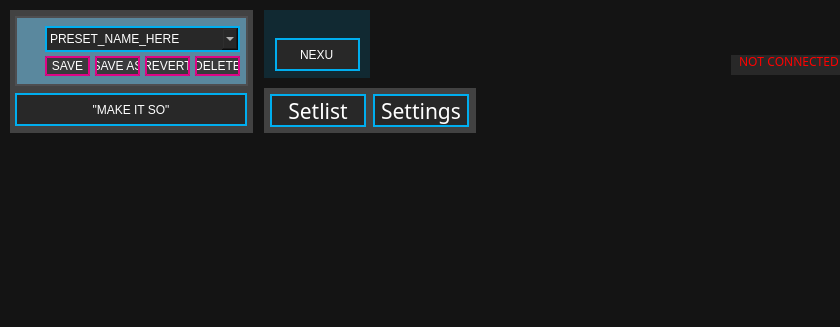
First picture: the form in standalone/advanced/forms/mainwindow.ui, repository Muse-Kinetics/softstep_editor, before the edit.
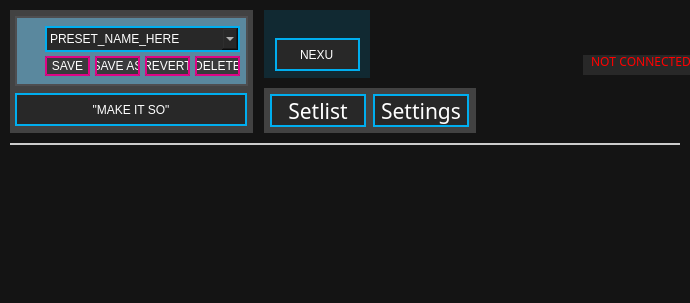
Second picture: the form after the edit. Icons and pictures are not drawn.

Commit message: ui changes to key window, main window, modlines, key boxes

```diff
--- a/standalone/advanced/forms/mainwindow.ui
+++ b/standalone/advanced/forms/mainwindow.ui
@@ -6,8 +6,8 @@
    <rect>
     <x>0</x>
     <y>0</y>
-    <width>840</width>
-    <height>327</height>
+    <width>690</width>
+    <height>303</height>
    </rect>
   </property>
   <property name="windowTitle">
@@ -32,7 +32,7 @@
    <widget class="QLabel" name="connectedLabel">
     <property name="geometry">
      <rect>
-      <x>731</x>
+      <x>583</x>
       <y>55</y>
       <width>110</width>
       <height>20</height>
@@ -312,7 +312,7 @@
    <widget class="QLabel" name="label">
     <property name="geometry">
      <rect>
-      <x>715</x>
+      <x>568</x>
       <y>8</y>
       <width>116</width>
       <height>43</height>
@@ -533,6 +533,26 @@
      </property>
     </widget>
    </widget>
+   <widget class="QLabel" name="label_2">
+    <property name="geometry">
+     <rect>
+      <x>10</x>
+      <y>143</y>
+      <width>670</width>
+      <height>16</height>
+     </rect>
+    </property>
+    <property name="styleSheet">
+     <string notr="true">QLabel
+{
+	border-top: 2px solid rgba(255, 255, 255, 200);
+	background: none;
+}</string>
+    </property>
+    <property name="text">
+     <string/>
+    </property>
+   </widget>
   </widget>
   <widget class="QStatusBar" name="statusBar"/>
  </widget>
```
The commit also changes 6 other files.
